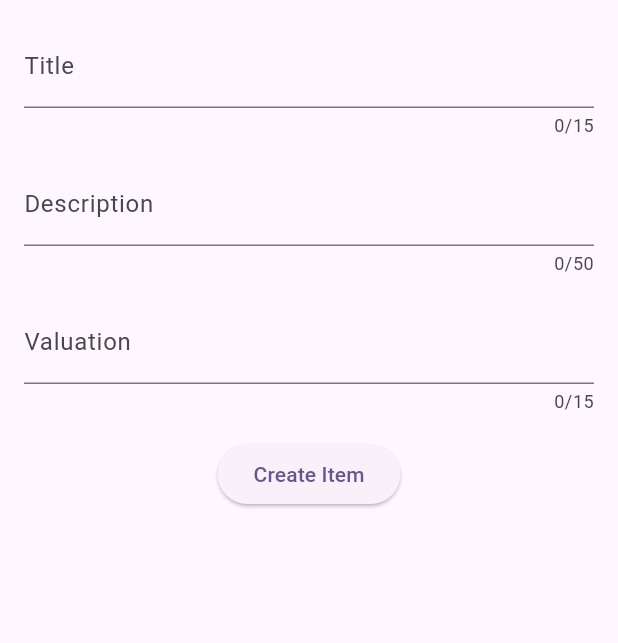
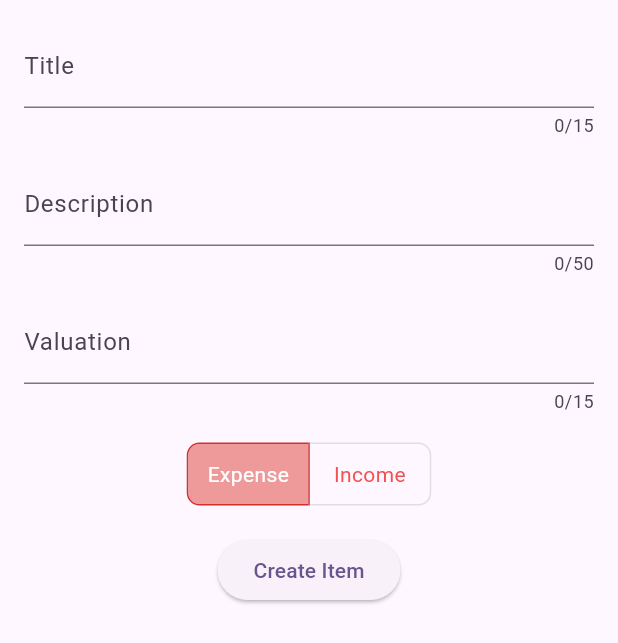
Before and after one commit to YohPaN/account_managment, a Flutter app: the ItemDrawer widget shown alone on an empty page, opened directly, on a phone screen of 412 x 824 dp. Shown: the top 643 px of the screen. Run offline on Flutter 3.47's test engine with Material 3 defaults, Android fonts, the phone set to English and light mode, and no system bars; our stand-ins replace flutter_secure_storage; accounts and stored records are empty; network calls fail.

Commit message:
add button to precise if an item is positif or negatif Fixes #42

```diff
--- a/mobile/account_managment/lib/components/item_drawer.dart
+++ b/mobile/account_managment/lib/components/item_drawer.dart
@@ -26,24 +26,65 @@ class _ItemDrawerState extends State<ItemDrawer> {
   final TextEditingController descriptionController = TextEditingController();
   final TextEditingController valuationController = TextEditingController();
   final _formKey = GlobalKey<FormState>();
+  final List<bool> _selectButton = [true, false];
+  final List<Map<String, Color?>> buttonStyleChoices = [
+    {
+      "selectedColor": Colors.red[700],
+      "fillColor": Colors.red[200],
+      "color": Colors.red[400]
+    },
+    {
+      "selectedColor": Colors.green[700],
+      "fillColor": Colors.green[200],
+      "color": Colors.green[400]
+    }
+  ];
+
+  late Map<String, Color?> _buttonStyle;
+
+  @override
+  void initState() {
+    super.initState();
+    _buttonStyle = buttonStyleChoices[0];
+
+    if (widget.action == "update" && widget.item!.valuation > 0) {
+      _selectButton[0] = false;
+      _selectButton[1] = true;
+      _buttonStyle = buttonStyleChoices[1];
+    }
+  }
 
   @override
   Widget build(BuildContext context) {
     final itemViewModel = Provider.of<ItemViewModel>(context);
 
+    switchButton(index) {
+      setState(() {
+        for (int i = 0; i < _selectButton.length; i++) {
+          _selectButton[i] = i == index;
+        }
+
+        _buttonStyle = buttonStyleChoices[index];
+      });
+    }
+
     createOrUpdate() async {
+      final valuation = _selectButton[0]
+          ? "-${valuationController.text}"
+          : valuationController.text;
+
       if (widget.action == "create") {
         await itemViewModel.createItem(
           titleController.text,
           descriptionController.text,
-          valuationController.text,
+          valuation,
         );
       } else if (widget.action == "update") {
         await itemViewModel.updateItem(
           widget.item!.id,
           titleController.text,
           descriptionController.text,
-          valuationController.text,
+          valuation,
         );
       }
     }
@@ -51,7 +92,7 @@ class _ItemDrawerState extends State<ItemDrawer> {
     if (widget.action == "update" && widget.item != null) {
       titleController.text = widget.item!.title;
       descriptionController.text = widget.item!.description;
-      valuationController.text = widget.item!.valuation.toString();
+      valuationController.text = widget.item!.valuation.abs().toString();
     }
 
     return Padding(
@@ -81,13 +122,36 @@ class _ItemDrawerState extends State<ItemDrawer> {
               controller: valuationController,
               decoration: const InputDecoration(labelText: 'Valuation'),
               maxLength: 15,
-              validator: (value) => ValidationHelper.validateInput(
-                  value, ["notEmpty", "notNull", "validDouble", "twoDigitMax"]),
+              validator: (value) => ValidationHelper.validateInput(value,
+                  ["notEmpty", "notNull", "twoDigitMax", "validPositifDouble"]),
+            ),
+            const SizedBox(height: 16),
+            ToggleButtons(
+              onPressed: (int index) => switchButton(index),
+              borderRadius: const BorderRadius.all(Radius.circular(8)),
+              selectedBorderColor: _buttonStyle["selectedColor"],
+              selectedColor: Colors.white,
+              fillColor: _buttonStyle["fillColor"],
+              color: _buttonStyle["color"],
+              constraints: const BoxConstraints(
+                minHeight: 40.0,
+                minWidth: 80.0,
+              ),
+              isSelected: _selectButton,
+              children: const [Text("Expense"), Text("Income")],
             ),
             const SizedBox(height: 16),
             Row(
               mainAxisAlignment: MainAxisAlignment.spaceAround,
               children: [
+                if (widget.action == "update")
+                  ElevatedButton(
+                    onPressed: () async {
+                      await itemViewModel.deleteItem(widget.item!.id);
+                      widget.closeCallback();
+                    },
+                    child: const Text('Delete Item'),
+                  ),
                 ElevatedButton(
                   onPressed: () async {
                     if (_formKey.currentState!.validate()) {
@@ -97,14 +161,6 @@ class _ItemDrawerState extends State<ItemDrawer> {
                   },
                   child: Text('${widget.action} Item'.capitalize()),
                 ),
-                if (widget.action == "update")
-                  ElevatedButton(
-                    onPressed: () async {
-                      await itemViewModel.deleteItem(widget.item!.id);
-                      widget.closeCallback();
-                    },
-                    child: const Text('Delete Item'),
-                  )
               ],
             ),
           ],
```
Also changed, not shown: mobile/account_managment/lib/helpers/validation_helper.dart (+11 -0 lines), 1 other file.
